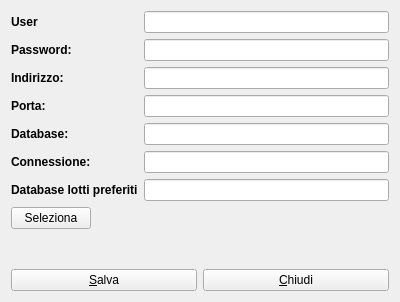
The window that hsettings.ui (fblabs/hamlet-mod-sancon) describes before a commit, drawn with Qt 5.
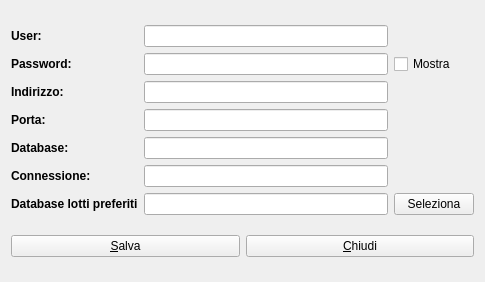
The same window after the commit.

```diff
--- a/hsettings.ui
+++ b/hsettings.ui
@@ -9,8 +9,8 @@
    <rect>
     <x>0</x>
     <y>0</y>
-    <width>400</width>
-    <height>302</height>
+    <width>485</width>
+    <height>282</height>
    </rect>
   </property>
   <property name="windowTitle">
@@ -18,7 +18,7 @@
   </property>
   <layout class="QVBoxLayout" name="verticalLayout">
    <item>
-    <layout class="QFormLayout" name="formLayout">
+    <layout class="QGridLayout" name="gridLayout">
      <item row="0" column="0">
       <widget class="QLabel" name="label_2">
        <property name="font">
@@ -27,7 +27,7 @@
         </font>
        </property>
        <property name="text">
-        <string>User</string>
+        <string>User:</string>
        </property>
       </widget>
      </item>
@@ -53,6 +53,13 @@
        </property>
       </widget>
      </item>
+     <item row="1" column="2">
+      <widget class="QCheckBox" name="checkBox">
+       <property name="text">
+        <string>Mostra</string>
+       </property>
+      </widget>
+     </item>
      <item row="2" column="0">
       <widget class="QLabel" name="label">
        <property name="font">
@@ -128,7 +135,7 @@
      <item row="6" column="1">
       <widget class="QLineEdit" name="lePreferredDb"/>
      </item>
-     <item row="7" column="0">
+     <item row="6" column="2">
       <widget class="QPushButton" name="pbSelect">
        <property name="text">
         <string>Seleziona</string>
```
